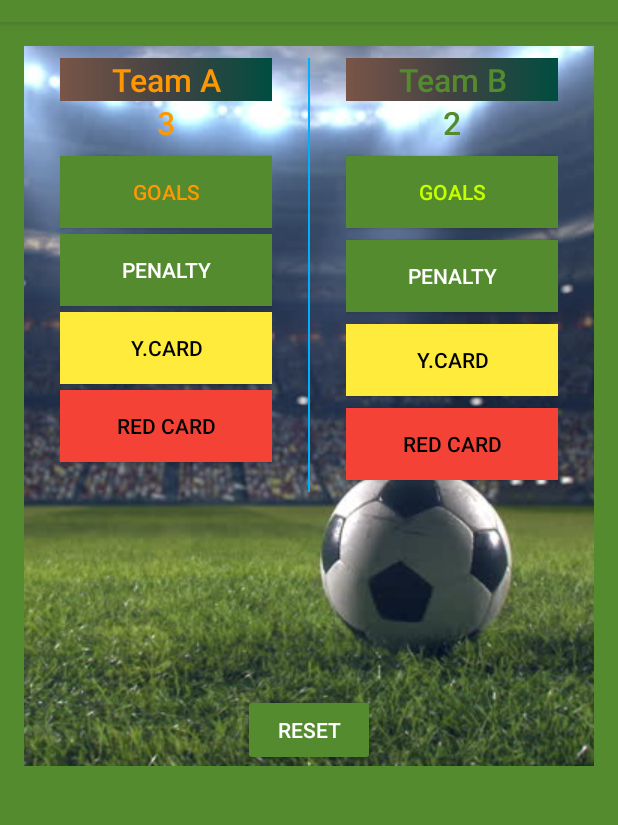
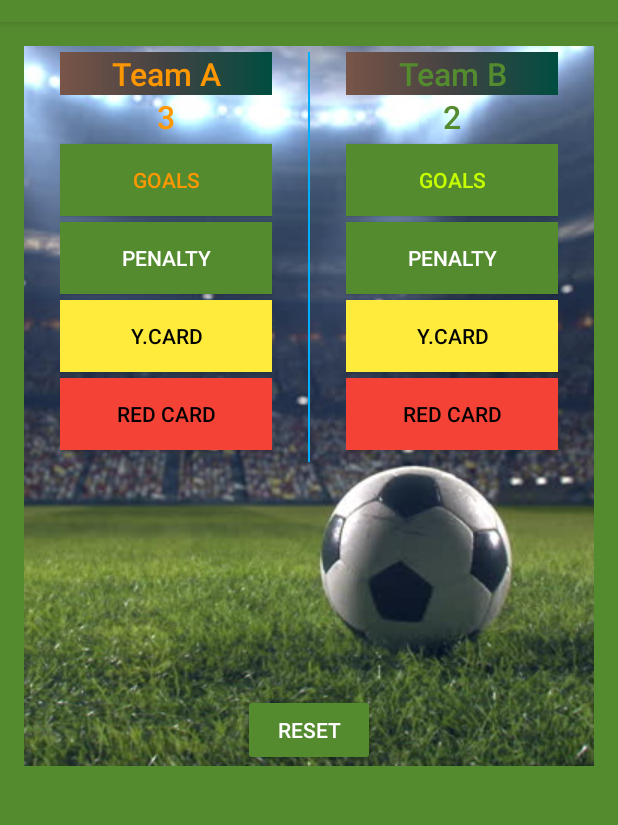
Before and after one commit to saidabxl/ScoreKeeper, an Android app: the screen it shows after launch (MainActivity), on a phone screen of 412 x 824 dp, the part 62-887 px from its top. Run offline under Robolectric (Android 15) with nearby library versions, the phone set to English and light mode, and no system bars.

Commit message:
Initial commit

```diff
--- a/app/src/main/res/layout/activity_main.xml
+++ b/app/src/main/res/layout/activity_main.xml
@@ -13,7 +13,7 @@
     <RelativeLayout
 
 
-        android:layout_width="wrap_content"
+        android:layout_width="match_parent"
         android:layout_height="wrap_content">
 
         <ImageView
@@ -198,13 +198,11 @@
 
         <RelativeLayout
 
-            android:layout_width="wrap_content"
+            android:layout_width="match_parent"
             android:layout_height="wrap_content"
+            android:layout_alignParentBottom="true"
             android:layout_alignParentLeft="true"
-            android:layout_alignParentStart="true"
-            android:layout_alignParentTop="true">
-
-        </RelativeLayout>
+            android:layout_alignParentStart="true">
 
             <Button
                 android:layout_width="wrap_content"
@@ -220,5 +218,8 @@
 
         </RelativeLayout>
 
+    </RelativeLayout>
+
+
 
 </ScrollView>
--- a/app/src/main/res/values/dimens.xml
+++ b/app/src/main/res/values/dimens.xml
@@ -3,7 +3,7 @@
     <dimen name="margin_padding_16">16dp</dimen>
     <dimen name="margin_24">24dp</dimen>
     <dimen name="margin_8">8dp</dimen>
-    <dimen name="marginTop">8dp</dimen>
+    <dimen name="marginTop">4dp</dimen>
     <dimen name="marginLeft">24dp</dimen>
     <dimen name="width_line">2dp</dimen>
     <dimen name="marginRight">24dp</dimen>
```
Lines whose indentation alone changed are shown as unchanged.
